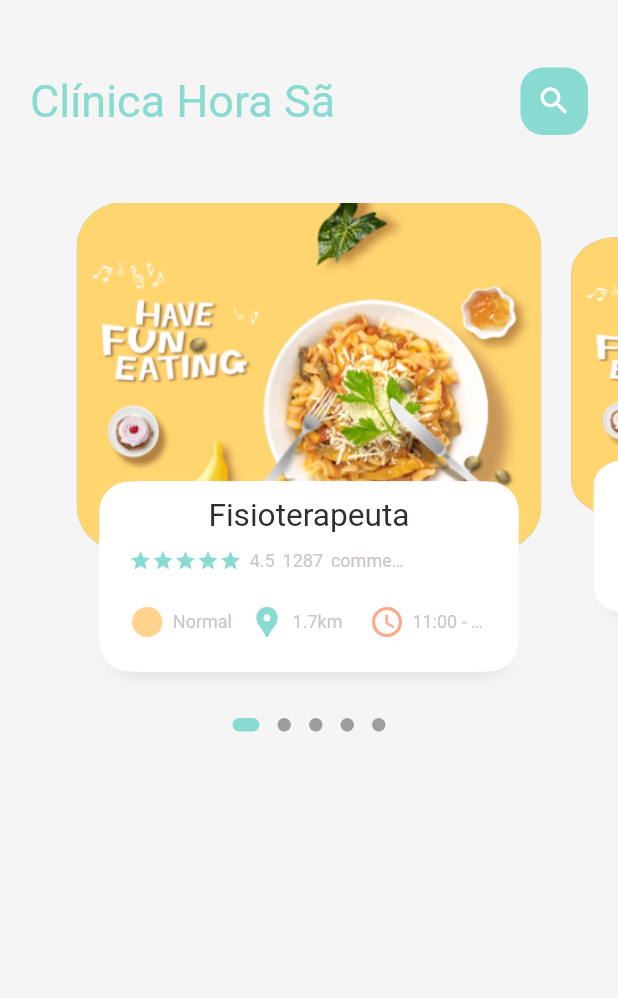
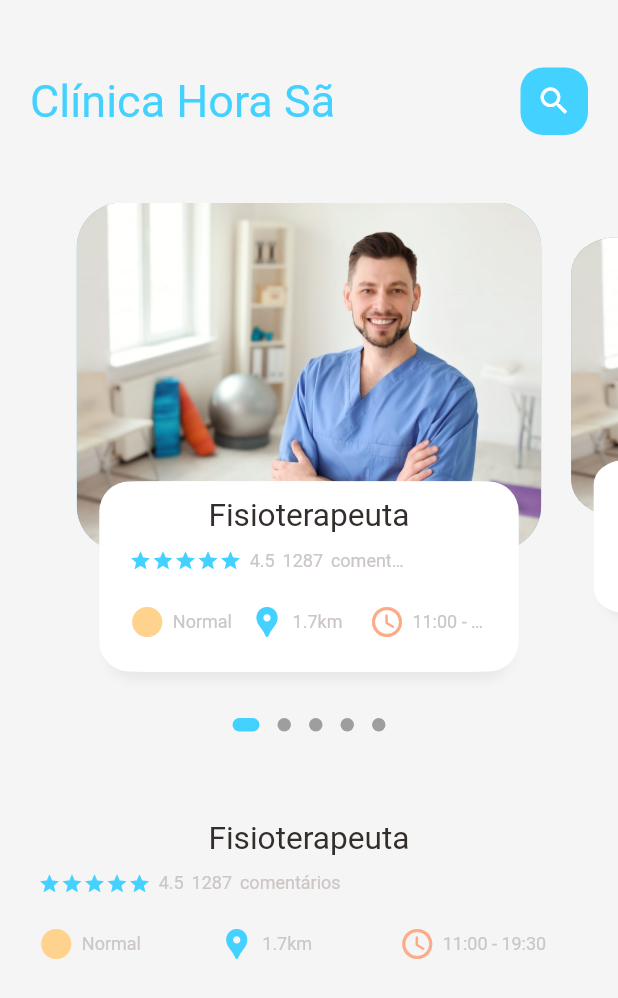
Before and after one commit to Eduardo79Silva/ClinicApp, a Flutter app: the screen it shows after launch, on a phone screen of 412 x 824 dp. Shown: the top 998 px of the screen. Run offline on Flutter 3.47's test engine with Material 2 defaults, Android fonts, the phone set to English and light mode, and no system bars; drawn by our look-alikes of dots_indicator; our stand-ins replace get.

Commit message:
Main Page Small Window widgets

```diff
--- a/lib/home/main_page.dart
+++ b/lib/home/main_page.dart
@@ -4,6 +4,8 @@ import 'package:clinic_app/widgets/BigText.dart';
 import 'package:flutter/material.dart';
 
 import '../utils/colors.dart';
+import '../utils/dimensions.dart';
+import 'main_page_widget.dart';
 
 class MainPage extends StatefulWidget {
   const MainPage({Key? key}) : super(key: key);
@@ -44,7 +46,9 @@ class _MainPageState extends State<MainPage> {
               ),
             ),
           ),
-          ServicesBody()
+          ServicesBody(),
+          SizedBox(height: Dimensions.height20),
+          WidgetsWindows()
         ],
       ),
     );
--- a/lib/home/main_page_services.dart
+++ b/lib/home/main_page_services.dart
@@ -96,7 +96,7 @@ class _ServicesBodyState extends State<ServicesBody> {
               color: index.isEven ? Color(0xFF69c5df) : Color(0xFF9294cc),
               image: DecorationImage(
                   fit: BoxFit.cover,
-                  image: AssetImage("assets/image/food0.png"))),
+                  image: AssetImage("assets/image/fisioterapia.jpg"))),
         ),
         Align(
           alignment: Alignment.bottomCenter,
@@ -152,7 +152,7 @@ class _ServicesBodyState extends State<ServicesBody> {
                       SizedBox(
                         width: Dimensions.width10,
                       ),
-                      SmallText(text: "comments")
+                      SmallText(text: "comentários")
                     ],
                   ),
                   SizedBox(
--- /dev/null
+++ b/lib/home/main_page_widget.dart
@@ -0,0 +1,80 @@
+import 'package:flutter/material.dart';
+
+import '../utils/colors.dart';
+import '../utils/dimensions.dart';
+import '../widgets/BigText.dart';
+import '../widgets/IconsText.dart';
+import '../widgets/SmallText.dart';
+
+class WidgetsWindows extends StatefulWidget {
+  const WidgetsWindows({Key? key}) : super(key: key);
+
+  @override
+  _WidgetsWindowsState createState() => _WidgetsWindowsState();
+}
+
+class _WidgetsWindowsState extends State<WidgetsWindows> {
+  @override
+  Widget build(BuildContext context) {
+    return Container(
+      padding: EdgeInsets.only(top: 10, left: 15, right: 15),
+      margin: EdgeInsets.symmetric(vertical: Dimensions.height20, horizontal: Dimensions.width20),
+      child: Column(
+        crossAxisAlignment: CrossAxisAlignment.center,
+        children: [
+          BigText(text: "Fisioterapeuta", size: Dimensions.height20,),
+          SizedBox(
+            height: Dimensions.height10,
+          ),
+          Row(
+            children: [
+              Wrap(
+                  children: List.generate(
+                      5,
+                          (index) => Icon(
+                        Icons.star,
+                        color: AppColors.mainColor,
+                        size: 15,
+                      ))),
+              SizedBox(
+                width: Dimensions.width10,
+              ),
+              SmallText(text: "4.5"),
+              SizedBox(
+                width: Dimensions.width10,
+              ),
+              SmallText(text: "1287"),
+              SizedBox(
+                width: Dimensions.width10,
+              ),
+              SmallText(text: "comentários")
+            ],
+          ),
+          SizedBox(
+            height: Dimensions.height20,
+          ),
+          Row(
+            mainAxisAlignment: MainAxisAlignment.spaceBetween,
+            children: [
+              Expanded(
+                  child: IconAndTextWidget(
+                      icon: Icons.circle,
+                      text: "Normal",
+                      iconColor: AppColors.iconColor1)),
+              Expanded(
+                  child: IconAndTextWidget(
+                      icon: Icons.location_pin,
+                      text: "1.7km",
+                      iconColor: AppColors.mainColor)),
+              Expanded(
+                  child: IconAndTextWidget(
+                      icon: Icons.access_time_rounded,
+                      text: "11:00 - 19:30",
+                      iconColor: AppColors.iconColor2)),
+            ],
+          )
+        ],
+      ),
+    );
+  }
+}
--- a/lib/utils/colors.dart
+++ b/lib/utils/colors.dart
@@ -2,7 +2,7 @@ import 'dart:ui';
 
 class AppColors{
   static final Color textColor = const Color(0xFFccc7c5);
-  static final Color mainColor = const Color(0xFF89dad0);
+  static final Color mainColor = const Color(0xff43d1ff);
   //static final Color mainColor = const Color(0xFFfa7552);
   static final Color iconColor1 = const Color(0xFFffd28d);
   static final Color iconColor2 = const Color(0xFFfcab88);
```
Also changed, not shown: assets/image/fisioterapia.jpg (added), 1 other file.
